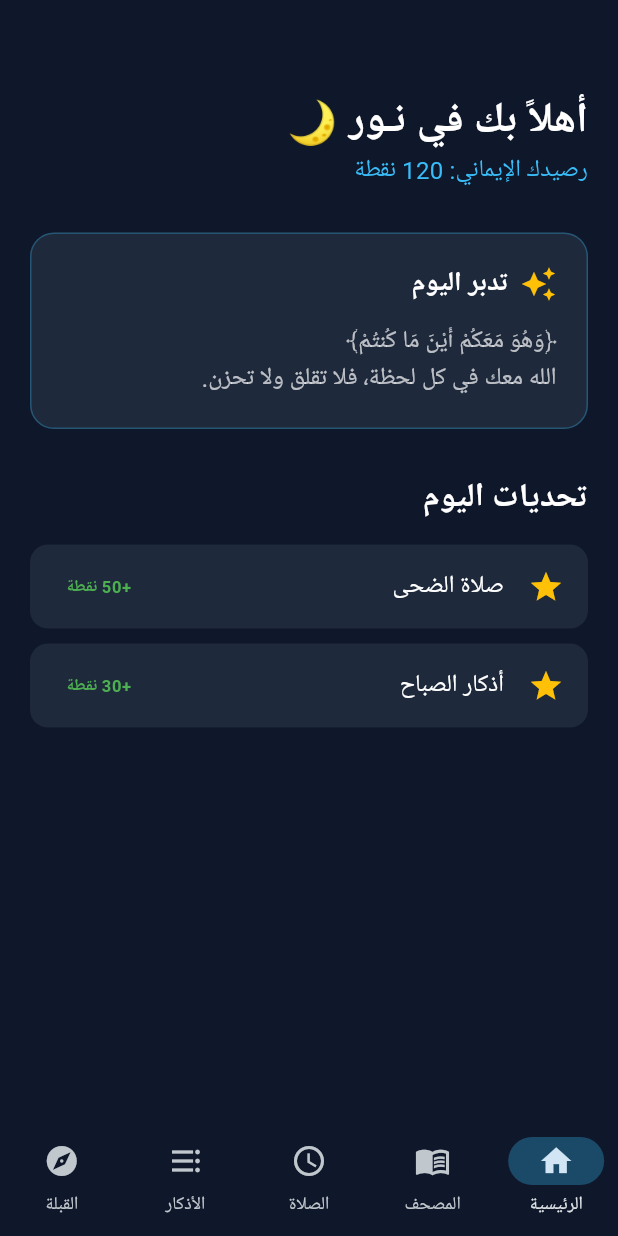
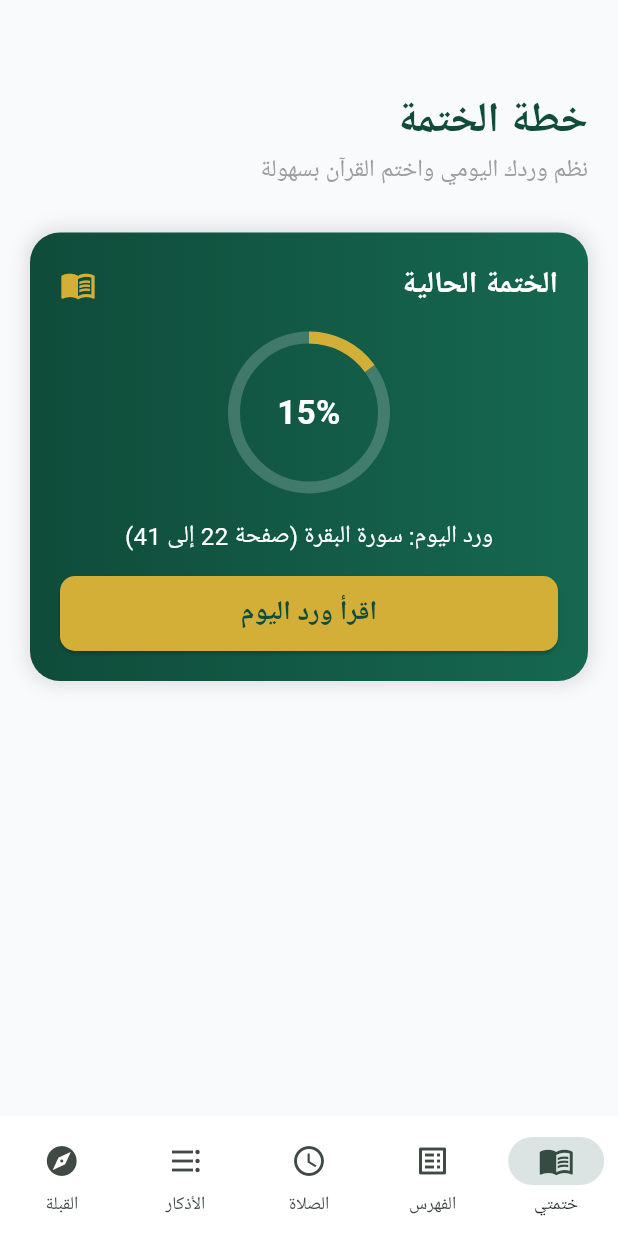
Before and after one commit to Mr3bdo190/noor-app, a Flutter app: the screen it shows after launch, on a phone screen of 412 x 824 dp. Run offline on Flutter 3.47's test engine with Material 3 defaults, Android fonts, the phone set to English and light mode, and no system bars; our stand-ins replace adhan, cached_network_image, geolocator, shared_preferences; missing offline and left inert: flutter_qiblah.

Commit message:
Feat: Complete UI overhaul inspired by Khatmah with Real Mushaf Image Viewer and Khatmah Plan

```diff
--- a/lib/main.dart
+++ b/lib/main.dart
@@ -1,5 +1,5 @@
 import 'package:flutter/material.dart';
-import 'screens/home_screen.dart';
+import 'screens/khatmah_plan_screen.dart';
 import 'screens/quran_screen.dart';
 import 'screens/prayer_screen.dart';
 import 'screens/adhkar_screen.dart';
@@ -19,13 +19,13 @@ class NoorApp extends StatelessWidget {
       debugShowCheckedModeBanner: false,
       theme: ThemeData(
         useMaterial3: true,
-        scaffoldBackgroundColor: const Color(0xFF0F172A),
+        scaffoldBackgroundColor: const Color(0xFFF9FAFB), // خلفية بيضاء مريحة
         colorScheme: ColorScheme.fromSeed(
-          seedColor: const Color(0xFF38BDF8),
-          brightness: Brightness.dark,
-          background: const Color(0xFF0F172A),
-          surface: const Color(0xFF1E293B),
+          seedColor: const Color(0xFF0F4C3A), // أخضر ختمة
+          primary: const Color(0xFF0F4C3A),
+          secondary: const Color(0xFFD4AF37), // ذهبي
         ),
+        appBarTheme: const AppBarTheme(backgroundColor: Color(0xFF0F4C3A), foregroundColor: Colors.white),
       ),
       builder: (context, child) {
         return Directionality(textDirection: TextDirection.rtl, child: child!);
@@ -46,8 +46,8 @@ class _MainScreenState extends State<MainScreen> {
   int _currentIndex = 0;
 
   final List<Widget> _screens = [
-    const HomeScreen(),
-    const QuranScreen(),
+    const KhatmahPlanScreen(), // خلينا شاشة الختمة هي الرئيسية
+    const QuranScreen(), // فهرس السور القديم
     const PrayerScreen(),
     const AdhkarScreen(),
     const QiblaScreen(),
@@ -64,11 +64,11 @@ class _MainScreenState extends State<MainScreen> {
             _currentIndex = index;
           });
         },
-        backgroundColor: const Color(0xFF0F172A),
-        indicatorColor: const Color(0xFF38BDF8).withOpacity(0.3),
+        backgroundColor: Colors.white,
+        indicatorColor: const Color(0xFF0F4C3A).withOpacity(0.15),
         destinations: const [
-          NavigationDestination(icon: Icon(Icons.home), label: 'الرئيسية'),
-          NavigationDestination(icon: Icon(Icons.menu_book), label: 'المصحف'),
+          NavigationDestination(icon: Icon(Icons.menu_book), label: 'ختمتي'),
+          NavigationDestination(icon: Icon(Icons.list_alt), label: 'الفهرس'),
           NavigationDestination(icon: Icon(Icons.access_time), label: 'الصلاة'),
           NavigationDestination(icon: Icon(Icons.format_list_bulleted), label: 'الأذكار'),
           NavigationDestination(icon: Icon(Icons.explore), label: 'القبلة'),
--- /dev/null
+++ b/lib/screens/khatmah_plan_screen.dart
@@ -0,0 +1,65 @@
+import 'package:flutter/material.dart';
+import 'mushaf_image_screen.dart';
+
+class KhatmahPlanScreen extends StatelessWidget {
+  const KhatmahPlanScreen({super.key});
+
+  @override
+  Widget build(BuildContext context) {
+    return ListView(
+      padding: const EdgeInsets.all(20),
+      children: [
+        const SizedBox(height: 40),
+        const Text('خطة الختمة', style: TextStyle(fontSize: 28, fontWeight: FontWeight.bold, color: Color(0xFF0F4C3A))),
+        const Text('نظم وردك اليومي واختم القرآن بسهولة', style: TextStyle(color: Colors.grey, fontSize: 16)),
+        const SizedBox(height: 30),
+
+        // الكارت الرئيسي (مستوحى من ختمة)
+        Container(
+          padding: const EdgeInsets.all(20),
+          decoration: BoxDecoration(
+            gradient: const LinearGradient(colors: [Color(0xFF0F4C3A), Color(0xFF166850)]),
+            borderRadius: BorderRadius.circular(20),
+            boxShadow: [BoxShadow(color: Colors.black12, blurRadius: 10, spreadRadius: 2)],
+          ),
+          child: Column(
+            children: [
+              const Row(
+                mainAxisAlignment: MainAxisAlignment.spaceBetween,
+                children: [
+                  Text('الختمة الحالية', style: TextStyle(color: Colors.white, fontSize: 20, fontWeight: FontWeight.bold)),
+                  Icon(Icons.menu_book, color: Color(0xFFD4AF37)), // لون ذهبي
+                ],
+              ),
+              const SizedBox(height: 20),
+              Stack(
+                alignment: Alignment.center,
+                children: [
+                  SizedBox(
+                    width: 100, height: 100,
+                    child: CircularProgressIndicator(value: 0.15, backgroundColor: Colors.white.withOpacity(0.2), color: const Color(0xFFD4AF37), strokeWidth: 8),
+                  ),
+                  const Text('15%', style: TextStyle(color: Colors.white, fontSize: 22, fontWeight: FontWeight.bold)),
+                ],
+              ),
+              const SizedBox(height: 20),
+              const Text('ورد اليوم: سورة البقرة (صفحة 22 إلى 41)', style: TextStyle(color: Colors.white, fontSize: 16)),
+              const SizedBox(height: 15),
+              ElevatedButton(
+                style: ElevatedButton.styleFrom(
+                  backgroundColor: const Color(0xFFD4AF37),
+                  shape: RoundedRectangleBorder(borderRadius: BorderRadius.circular(10)),
+                  minimumSize: const Size(double.infinity, 50)
+                ),
+                onPressed: () {
+                  Navigator.push(context, MaterialPageRoute(builder: (context) => const MushafImageScreen(startPage: 22)));
+                },
+                child: const Text('اقرأ ورد اليوم', style: TextStyle(color: Color(0xFF0F4C3A), fontSize: 18, fontWeight: FontWeight.bold)),
+              )
+            ],
+          ),
+        ),
+      ],
+    );
+  }
+}
--- a/pubspec.yaml
+++ b/pubspec.yaml
@@ -17,6 +17,7 @@ dependencies:
   flutter_local_notifications: ^16.3.0
   timezone: ^0.9.2
   intl: ^0.19.0
+  cached_network_image: ^3.3.1
 
 flutter:
   uses-material-design: true
```
Also changed, not shown: lib/screens/mushaf_image_screen.dart (added, +63 -0 lines).
